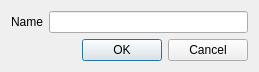
Old version of the form ui/stringinputdialog.ui in the repository VITObelgium/cpp-infra.
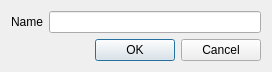
New version of the form.

Commit message: Interaction dialog improvements

Patch:
```diff
--- a/ui/stringinputdialog.ui
+++ b/ui/stringinputdialog.ui
@@ -6,10 +6,16 @@
    <rect>
     <x>0</x>
     <y>0</y>
-    <width>259</width>
-    <height>67</height>
+    <width>272</width>
+    <height>68</height>
    </rect>
   </property>
+  <property name="minimumSize">
+   <size>
+    <width>0</width>
+    <height>0</height>
+   </size>
+  </property>
   <property name="windowTitle">
    <string>Dialog</string>
   </property>
@@ -22,7 +28,20 @@
     </widget>
    </item>
    <item row="0" column="1">
-    <widget class="QLineEdit" name="editBox"/>
+    <widget class="QLineEdit" name="editBox">
+     <property name="sizePolicy">
+      <sizepolicy hsizetype="MinimumExpanding" vsizetype="Fixed">
+       <horstretch>0</horstretch>
+       <verstretch>0</verstretch>
+      </sizepolicy>
+     </property>
+     <property name="minimumSize">
+      <size>
+       <width>160</width>
+       <height>0</height>
+      </size>
+     </property>
+    </widget>
    </item>
    <item row="1" column="0" colspan="2">
     <widget class="QDialogButtonBox" name="buttonBox">
```
The commit also changes 2 other files.
